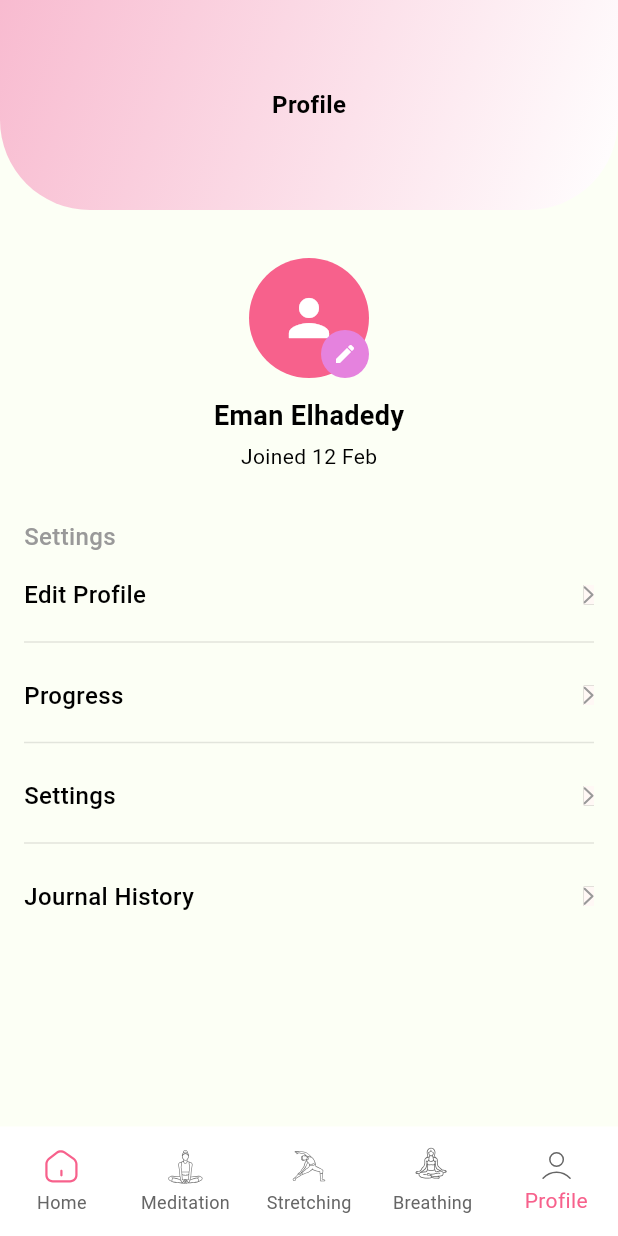
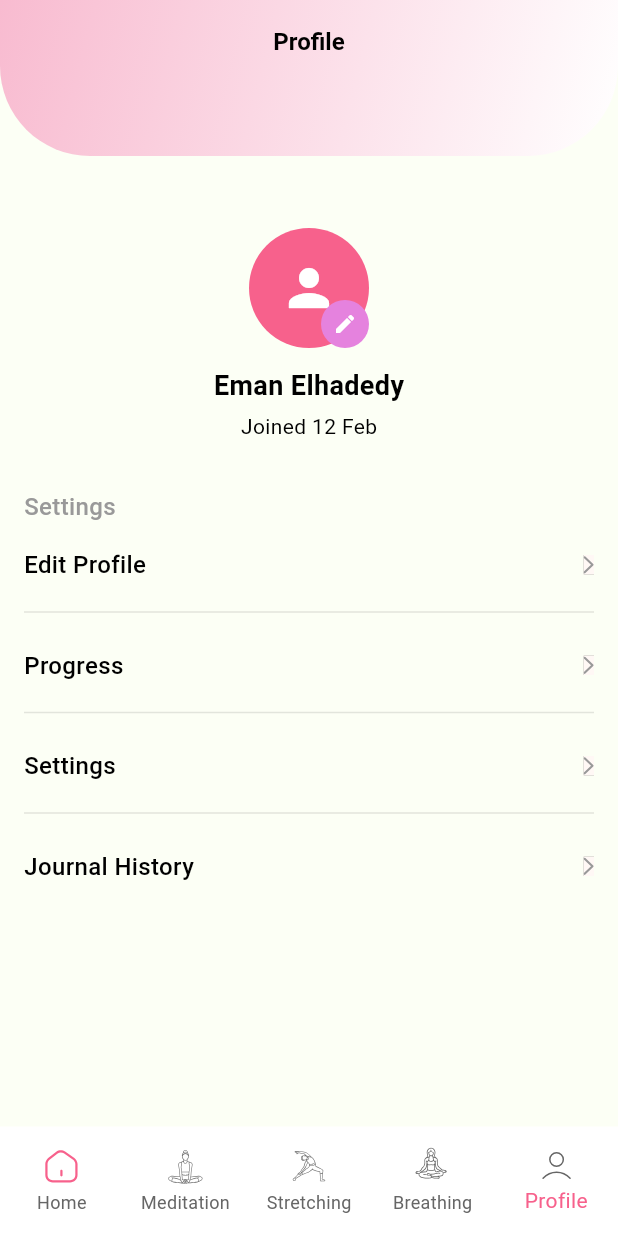
Before and after one commit to healv/heal_v, a Flutter app: the ProfilePage screen opened by its route, on a phone screen of 412 x 824 dp. Run offline on Flutter 3.47's test engine with Material 3 defaults, Android fonts, the light colour scheme and no system bars; our stand-ins replace connectivity_plus, dio, easy_localization, equatable, flutter_bloc, flutter_svg and 7 more; missing offline and left inert: back_button_interceptor; accounts and stored records are empty; generated files the repository leaves out were written again; project files that could hold a hidden picture were left out.

Commit message:
appBar search

```diff
--- a/assets/translations/en.json
+++ b/assets/translations/en.json
@@ -38,5 +38,6 @@
   "or_login_with": "Or login with",
   "or_sign_up_with": "Or sign up with",
   "error": "Error",
-  "ok": "Ok"
+  "ok": "Ok",
+  "search": "Search"
 }
--- a/lib/app/main/feature/breathing/breathing_page.dart
+++ b/lib/app/main/feature/breathing/breathing_page.dart
@@ -8,7 +8,7 @@ class BreathingPage extends StatelessWidget {
   @override
   Widget build(BuildContext context) {
     return Scaffold(
-      appBar: HealVAppBar(
+      appBar: HealVAppBar.search(
         title: tr('breathing'),
         isBackEnable: false,
       ),
--- a/lib/app/main/feature/meditation/meditation_page.dart
+++ b/lib/app/main/feature/meditation/meditation_page.dart
@@ -8,9 +8,10 @@ class MeditationPage extends StatelessWidget {
   @override
   Widget build(BuildContext context) {
     return Scaffold(
-      appBar: HealVAppBar(
+      appBar: HealVAppBar.search(
         title: tr('meditation'),
         isBackEnable: false,
+        onSearchTextChanged: (value) {},
       ),
       body: _body(context),
     );
--- a/lib/app/main/feature/profile/edit_profile/edit_profile_page.dart
+++ b/lib/app/main/feature/profile/edit_profile/edit_profile_page.dart
@@ -45,7 +45,7 @@ class _EditProfilePageState extends State<EditProfilePage> {
   @override
   Widget build(BuildContext context) {
     return Scaffold(
-      appBar: HealVAppBar(title: tr('edit_profile'), isBackEnable: true),
+      appBar: HealVAppBar.simple(title: tr('edit_profile'), isBackEnable: true),
       body: _body(context),
     );
   }
--- a/lib/app/main/feature/profile/journal_history/journal_history_page.dart
+++ b/lib/app/main/feature/profile/journal_history/journal_history_page.dart
@@ -8,7 +8,7 @@ class JournalHistoryPage extends StatelessWidget {
   @override
   Widget build(BuildContext context) {
     return Scaffold(
-      appBar: HealVAppBar(title: tr('journal_history'), isBackEnable: true),
+      appBar: HealVAppBar.simple(title: tr('journal_history'), isBackEnable: true),
       body: const Text('data'),
     );
   }
--- a/lib/app/main/feature/profile/profile_page.dart
+++ b/lib/app/main/feature/profile/profile_page.dart
@@ -13,7 +13,7 @@ class ProfilePage extends StatelessWidget {
   @override
   Widget build(BuildContext context) {
     return Scaffold(
-      appBar: HealVAppBar(
+      appBar: HealVAppBar.simple(
         title: tr('profile'),
         isBackEnable: false,
       ),
--- a/lib/app/main/feature/profile/progress/progress_page.dart
+++ b/lib/app/main/feature/profile/progress/progress_page.dart
@@ -8,7 +8,7 @@ class ProgressPage extends StatelessWidget {
   @override
   Widget build(BuildContext context) {
     return Scaffold(
-      appBar: HealVAppBar(title: tr('progress'), isBackEnable: true),
+      appBar: HealVAppBar.simple(title: tr('progress'), isBackEnable: true),
       body: const Text('data'),
     );
   }
--- a/lib/app/main/feature/profile/settings/settings_page.dart
+++ b/lib/app/main/feature/profile/settings/settings_page.dart
@@ -18,7 +18,7 @@ class SettingsPage extends StatelessWidget {
   @override
   Widget build(BuildContext context) {
     return Scaffold(
-      appBar: HealVAppBar(title: tr('settings'), isBackEnable: true),
+      appBar: HealVAppBar.simple(title: tr('settings'), isBackEnable: true),
       body: _body(context),
     );
   }
--- a/lib/app/main/feature/stretching/stretching_page.dart
+++ b/lib/app/main/feature/stretching/stretching_page.dart
@@ -8,7 +8,7 @@ class StretchingPage extends StatelessWidget {
   @override
   Widget build(BuildContext context) {
     return Scaffold(
-      appBar: HealVAppBar(
+      appBar: HealVAppBar.simple(
         title: tr('stretching'),
         isBackEnable: false,
       ),
--- a/lib/common/widgets/app_bar/heal_v_app_bar.dart
+++ b/lib/common/widgets/app_bar/heal_v_app_bar.dart
@@ -1,5 +1,6 @@
 import 'package:flutter/material.dart';
 import 'package:go_router/go_router.dart';
+import 'package:heal_v/common/tools/localization_tools.dart';
 import 'package:heal_v/res/images/app_icons.dart';
 import 'package:heal_v/theme/ext/extension.dart';
 
@@ -7,24 +8,38 @@ class HealVAppBar extends StatelessWidget implements PreferredSizeWidget {
   final String title;
   final TextStyle? titleStyle;
   final VoidCallback? onLeadingAction;
+  final ValueChanged<String>? onSearchTextChanged;
+  final TextEditingController? searchController;
   final bool isBackEnable;
+  final bool isSearchEnable;
 
-  const HealVAppBar({
+  const HealVAppBar.search({
+    super.key,
+    required this.title,
+    this.titleStyle,
+    this.onLeadingAction,
+    this.onSearchTextChanged,
+    this.searchController,
+    this.isBackEnable = true,
+  }) : isSearchEnable = true;
+
+  const HealVAppBar.simple({
     super.key,
     required this.title,
     this.titleStyle,
     this.onLeadingAction,
     this.isBackEnable = true,
-  });
+  })  : isSearchEnable = false,
+        onSearchTextChanged = null,
+        searchController = null;
 
   @override
   Widget build(BuildContext context) {
-    return PreferredSize(
-      preferredSize: preferredSize,
-      child: Stack(
-        children: [
-          Container(
-            height: preferredSize.height + 20,
+    return AppBar(
+      backgroundColor: Colors.transparent,
+      elevation: 0,
+      flexibleSpace: Container(
+        margin: const EdgeInsets.only(bottom: 16.0),
         decoration: BoxDecoration(
           gradient: LinearGradient(
             colors: [Colors.pink.shade100, Colors.white],
@@ -37,10 +52,14 @@ class HealVAppBar extends StatelessWidget implements PreferredSizeWidget {
           ),
         ),
       ),
-          Positioned.fill(
-            child: Align(
-              alignment: Alignment.center,
-              child: Text(
+      leading: isBackEnable
+          ? IconButton(
+              icon: AppIcons.arrowLeft.svgAsset(colorFilter: ColorFilter.mode(context.onBackground, BlendMode.srcIn)),
+              onPressed: () => context.pop(),
+            )
+          : null,
+      centerTitle: true,
+      title: Text(
         title,
         style: titleStyle ??
             TextStyle(
@@ -49,24 +68,57 @@ class HealVAppBar extends StatelessWidget implements PreferredSizeWidget {
               color: context.onBackground,
             ),
       ),
+      bottom: isSearchEnable
+          ? PreferredSize(
+              preferredSize: preferredSize,
+              child: Padding(
+                padding: const EdgeInsets.symmetric(horizontal: 40.0),
+                child: Container(
+                  decoration: BoxDecoration(
+                    color: Colors.white,
+                    borderRadius: BorderRadius.circular(30),
+                    boxShadow: [
+                      BoxShadow(
+                        color: Colors.grey.withOpacity(0.5),
+                        spreadRadius: 2,
+                        blurRadius: 5,
+                      ),
+                    ],
+                  ),
+                  child: _searchWidget(context),
                 ),
               ),
-          Positioned.fill(
-            child: Align(
-              alignment: Alignment.centerLeft,
-              child: isBackEnable
-                  ? IconButton(
-                      icon: AppIcons.arrowLeft.svgAsset(colorFilter: ColorFilter.mode(context.onBackground, BlendMode.srcIn)),
-                      onPressed: () => context.pop(),
             )
-                  : const SizedBox(),
+          : null,
+    );
+  }
+
+  Widget _searchWidget(BuildContext context) {
+    return TextField(
+      controller: searchController,
+      onTapOutside: (_) => context.unFocus(),
+      onChanged: onSearchTextChanged,
+      decoration: InputDecoration(
+        hintText: tr('search'),
+        hintStyle: TextStyle(
+          fontSize: 12.0,
+          fontWeight: FontWeight.w400,
+          color: context.unselectedItemColor,
         ),
+        border: InputBorder.none,
+        suffixIcon: Container(
+          margin: const EdgeInsets.all(4.0),
+          decoration: BoxDecoration(
+            color: context.primary,
+            borderRadius: BorderRadius.circular(30),
           ),
-        ],
+          child: const Icon(Icons.search, color: Colors.white),
+        ),
+        contentPadding: const EdgeInsets.symmetric(vertical: 12, horizontal: 16),
       ),
     );
   }
 
   @override
-  Size get preferredSize => const Size.fromHeight(140);
+  Size get preferredSize => const Size.fromHeight(120);
 }
--- a/lib/common/widgets/avatar_widget.dart
+++ b/lib/common/widgets/avatar_widget.dart
@@ -20,8 +20,8 @@ class AvatarWidget extends StatelessWidget {
             CircleAvatar(
               radius: radius,
               backgroundColor: context.primary,
-              backgroundImage: url != null ? NetworkImage(url) : null,
-              child: url == null ? Icon(Icons.person, size: radius) : null,
+              backgroundImage: (url != null && url.isNotEmpty) ? NetworkImage(url) : null,
+              child: url == null || url.isEmpty ? Icon(Icons.person, size: radius) : null,
             ),
             if (isEditable)
               const Positioned(
--- a/pubspec.yaml
+++ b/pubspec.yaml
@@ -68,6 +68,7 @@ dependencies:
   hydrated_bloc: ^9.1.5
   path_provider: ^2.1.3
   url_launcher: ^6.3.0
+  google_sign_in: ^6.2.2
 
 dev_dependencies:
   flutter_test:
```
Also changed, not shown: pubspec.lock. Lines whose indentation alone changed are shown as unchanged.
